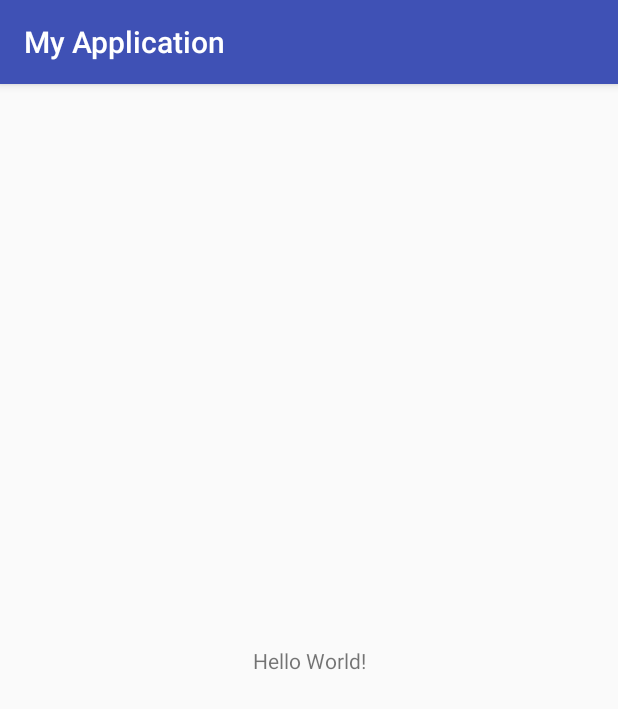
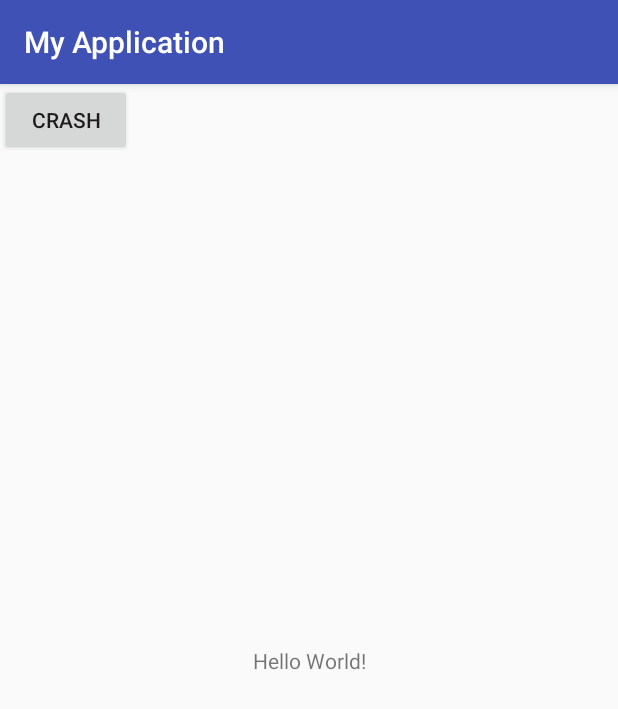
Before and after one commit to evkhramkov/MyApplication, an Android app: the screen it shows after launch (MainActivity), on a phone screen of 412 x 824 dp. Shown: the top 709 px of the screen. Run offline under Robolectric (Android 15) with nearby library versions, the phone set to English and light mode, and no system bars; libraries missing offline, so code that uses them is left out: com.microsoft.azure; 1 statement that could not run was skipped.

Commit message:
mobile center sdk init

```diff
--- a/app/build.gradle
+++ b/app/build.gradle
@@ -27,4 +27,9 @@ dependencies {
     compile 'com.android.support:appcompat-v7:25.3.1'
     compile 'com.android.support.constraint:constraint-layout:1.0.2'
     testCompile 'junit:junit:4.12'
+
+
+    def mobileCenterSdkVersion = '0.7.0'
+    compile "com.microsoft.azure.mobile:mobile-center-analytics:${mobileCenterSdkVersion}"
+    compile "com.microsoft.azure.mobile:mobile-center-crashes:${mobileCenterSdkVersion}"
 }
--- a/app/src/main/res/layout/activity_main.xml
+++ b/app/src/main/res/layout/activity_main.xml
@@ -15,4 +15,13 @@
         app:layout_constraintRight_toRightOf="parent"
         app:layout_constraintTop_toTopOf="parent" />
 
+    <Button
+        android:id="@+id/button"
+        android:layout_width="wrap_content"
+        android:layout_height="wrap_content"
+        android:onClick="onClick"
+        android:text="Crash"
+        tools:layout_editor_absoluteX="16dp"
+        tools:layout_editor_absoluteY="16dp" />
+
 </android.support.constraint.ConstraintLayout>
```
Also changed, not shown: app/src/main/java/com/example/ewgenius/myapplication/MainActivity.java (+12 -0 lines).
